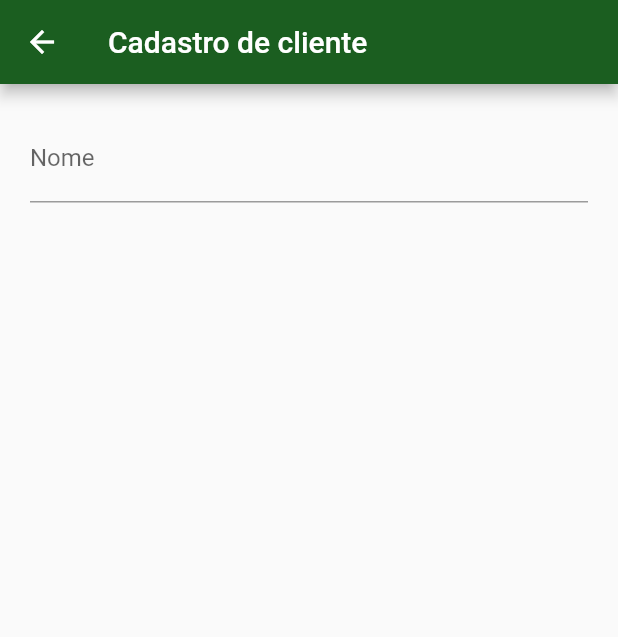
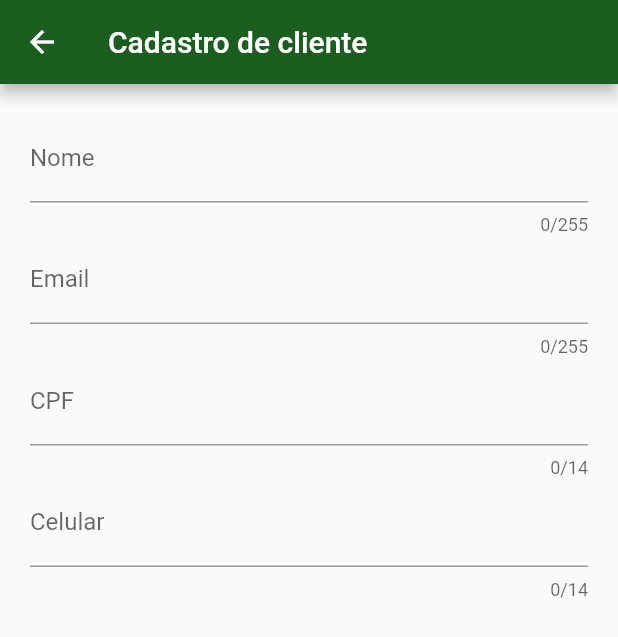
Before and after one commit to alura-cursos/alura_flutterforms, a Flutter app: the Registrar screen opened directly, on a phone screen of 412 x 824 dp. Shown: the top 637 px of the screen. Run offline on Flutter 3.47's test engine with Material 2 defaults, Android fonts, the phone set to English and light mode, and no system bars; our stand-ins replace brasil_fields.

Commit message:
Vídeo 4.1

```diff
--- a/lib/screens/autenticacao/registrar.dart
+++ b/lib/screens/autenticacao/registrar.dart
@@ -1,7 +1,15 @@
+import 'package:brasil_fields/brasil_fields.dart';
 import 'package:flutter/material.dart';
+import 'package:flutter/services.dart';
 
 class Registrar extends StatelessWidget {
+
   final _formKey = GlobalKey<FormState>();
+  final TextEditingController _nomeController = TextEditingController();
+  final TextEditingController _emailController = TextEditingController();
+  final TextEditingController _cpfController = TextEditingController();
+  final TextEditingController _celularController = TextEditingController();
+  final TextEditingController _nascimentoController = TextEditingController();
 
   @override
   Widget build(BuildContext context) {
@@ -9,13 +17,91 @@ class Registrar extends StatelessWidget {
         appBar: AppBar(
           title: Text('Cadastro de cliente'),
         ),
-        body: Form(
-          key: _formKey,
-          child: Padding(
-            padding: EdgeInsets.all(20),
-            child: TextFormField(
-              decoration: InputDecoration(
-                labelText: 'Nome',
+        body: SingleChildScrollView(
+          child: Form(
+            key: _formKey,
+            child: Padding(
+              padding: EdgeInsets.all(20),
+              child: Column(
+                children: [
+                  TextFormField(
+                    decoration: InputDecoration(
+                      labelText: 'Nome',
+                    ),
+                    controller: _nomeController,
+                    maxLength: 255,
+                    keyboardType: TextInputType.text,
+                    validator: (value) {
+
+                      if(value.contains(" "))
+                        return 'Informe pelo menos um sobrenome!';
+
+                      if(value.length < 3)
+                        return 'Nome inválido!';
+
+                      return null;
+                    },
+                  ),
+
+                  TextFormField(
+                    decoration: InputDecoration(
+                      labelText: 'Email',
+                    ),
+                    controller: _emailController,
+                    maxLength: 255,
+                    keyboardType: TextInputType.emailAddress,
+                    validator: (value) {
+
+                      if(!value.contains("@") || !value.contains('.'))
+                        return 'Email inválido!';
+
+                      if(value.length < 3)
+                        return 'Email muito curto!';
+
+                      return null;
+                    },
+                  ),
+
+                  TextFormField(
+                    decoration: InputDecoration(
+                      labelText: 'CPF',
+                    ),
+                    controller: _cpfController,
+                    maxLength: 14,
+                    keyboardType: TextInputType.number,
+                    validator: (value) {
+
+                      if(value.length != 14)
+                        return 'CPF inválido';
+
+                      return null;
+                    },
+                    inputFormatters: [
+                      FilteringTextInputFormatter.digitsOnly,
+                      CpfInputFormatter()
+                    ],
+                  ),
+
+                  TextFormField(
+                    decoration: InputDecoration(
+                      labelText: 'Celular',
+                    ),
+                    controller: _celularController,
+                    maxLength: 14,
+                    keyboardType: TextInputType.number,
+                    validator: (value) {
+
+                      if(value.length < 11)
+                        return 'Celular inválido';
+
+                      return null;
+                    },
+                    inputFormatters: [
+                      FilteringTextInputFormatter.digitsOnly,
+                      TelefoneInputFormatter()
+                    ],
+                  ),
+                ],
               ),
             ),
           ),
```
